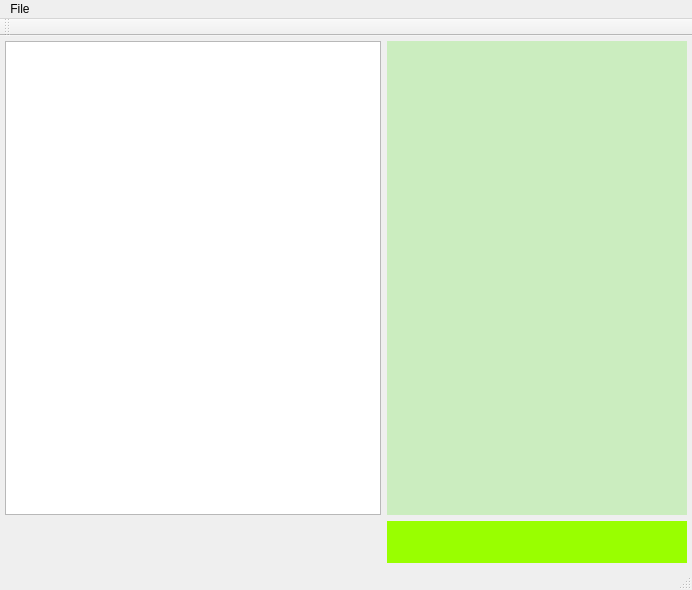
Old version of the form mainwindow.ui in the repository cuby-tec/mitoPrinter.
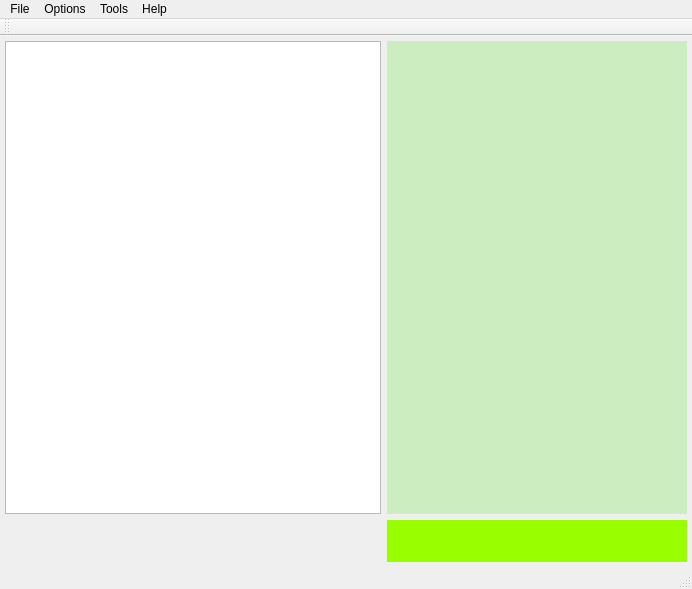
New version of the form. Icons and pictures are not drawn. Custom widgets are drawn as their Qt base class.

What changed in the file:
```diff
--- a/mainwindow.ui
+++ b/mainwindow.ui
@@ -7,7 +7,7 @@
     <x>0</x>
     <y>0</y>
     <width>692</width>
-    <height>590</height>
+    <height>589</height>
    </rect>
   </property>
   <property name="windowTitle">
@@ -94,7 +94,25 @@
      <string>File</string>
     </property>
    </widget>
+   <widget class="QMenu" name="menuOptions">
+    <property name="title">
+     <string>Options</string>
+    </property>
+   </widget>
+   <widget class="QMenu" name="menuTools">
+    <property name="title">
+     <string>Tools</string>
+    </property>
+   </widget>
+   <widget class="QMenu" name="menuHelp">
+    <property name="title">
+     <string>Help</string>
+    </property>
+   </widget>
    <addaction name="menuFile"/>
+   <addaction name="menuOptions"/>
+   <addaction name="menuTools"/>
+   <addaction name="menuHelp"/>
   </widget>
   <widget class="QToolBar" name="mainToolBar">
    <attribute name="toolBarArea">
```
